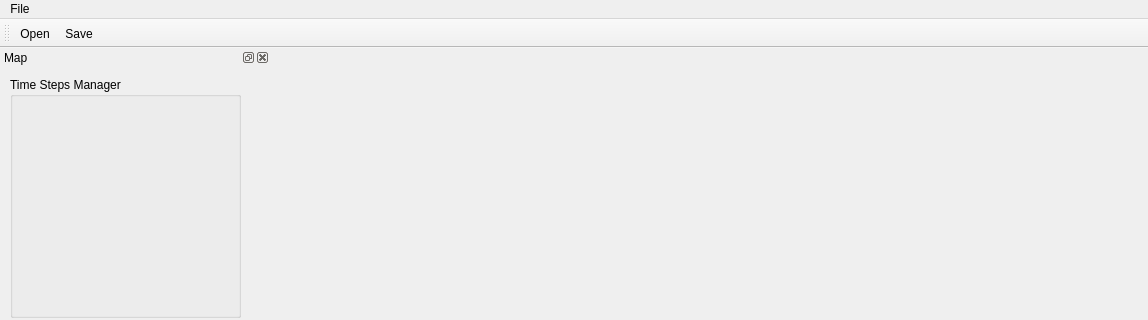
MatthieuZins/BoundingBoxMe, file MainWindow.ui: the form before one commit; both pictures show x 0 to 1148 and y 0 to 320 of the 1148 by 847 pixel window.
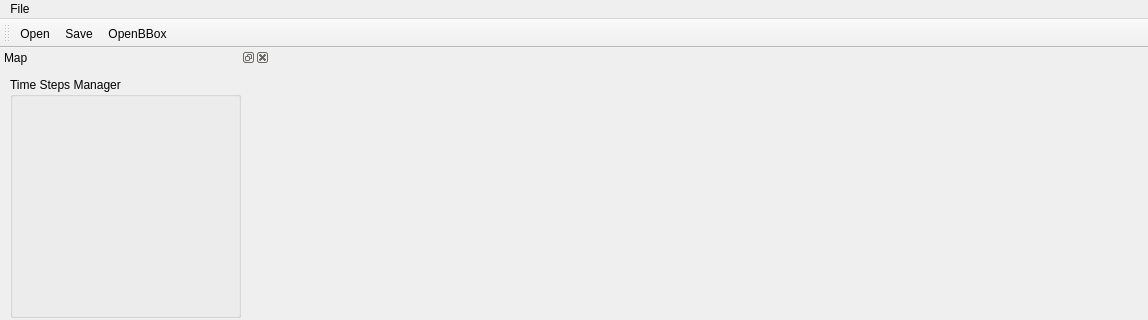
The form after the commit. Icons and pictures are not drawn. Custom widgets are drawn as their Qt base class.

What changed in the file:
```diff
--- a/MainWindow.ui
+++ b/MainWindow.ui
@@ -51,6 +51,7 @@
    </attribute>
    <addaction name="actionOpen"/>
    <addaction name="actionSave"/>
+   <addaction name="actionOpenBBox"/>
   </widget>
   <widget class="QStatusBar" name="statusBar">
    <property name="enabled">
@@ -192,6 +193,15 @@
     <string>Quit</string>
    </property>
   </action>
+  <action name="actionOpenBBox">
+   <property name="icon">
+    <iconset>
+     <normaloff>assets/folder-open-solid.svg</normaloff>assets/folder-open-solid.svg</iconset>
+   </property>
+   <property name="text">
+    <string>OpenBBox</string>
+   </property>
+  </action>
   <zorder>dockWidget</zorder>
   <zorder>dockWidget_2</zorder>
  </widget>
```
